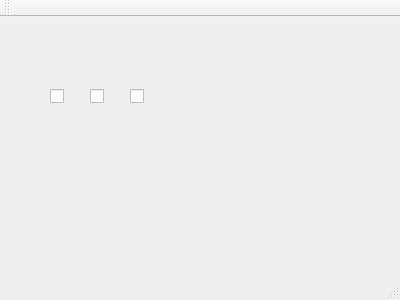
w-029/Qt_QButtonGroup, file mainwindow.ui: the form before one commit.
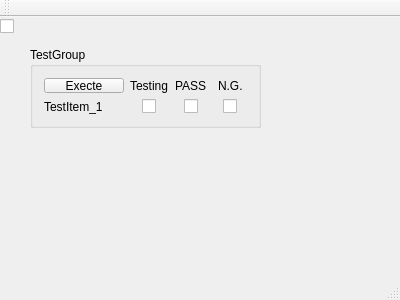
The form after the commit.

Commit message: GUI: start testing & set result

The edit to the form file:
```diff
--- a/mainwindow.ui
+++ b/mainwindow.ui
@@ -17,8 +17,8 @@
    <widget class="QCheckBox" name="checkBox">
     <property name="geometry">
      <rect>
-      <x>90</x>
-      <y>70</y>
+      <x>0</x>
+      <y>0</y>
       <width>16</width>
       <height>18</height>
      </rect>
@@ -27,31 +27,100 @@
      <string/>
     </property>
    </widget>
-   <widget class="QCheckBox" name="checkBox_1">
+   <widget class="QGroupBox" name="groupBox">
     <property name="geometry">
      <rect>
-      <x>130</x>
-      <y>70</y>
-      <width>16</width>
-      <height>18</height>
+      <x>30</x>
+      <y>30</y>
+      <width>231</width>
+      <height>81</height>
      </rect>
     </property>
-    <property name="text">
-     <string/>
+    <property name="sizePolicy">
+     <sizepolicy hsizetype="Maximum" vsizetype="Preferred">
+      <horstretch>0</horstretch>
+      <verstretch>0</verstretch>
+     </sizepolicy>
     </property>
-   </widget>
-   <widget class="QCheckBox" name="checkBox_0">
-    <property name="geometry">
-     <rect>
-      <x>50</x>
-      <y>70</y>
-      <width>16</width>
-      <height>18</height>
-     </rect>
+    <property name="title">
+     <string>TestGroup</string>
     </property>
-    <property name="text">
-     <string/>
-    </property>
+    <layout class="QGridLayout" name="gridLayout">
+     <item row="1" column="1" alignment="Qt::AlignHCenter">
+      <widget class="QCheckBox" name="cb_testing">
+       <property name="text">
+        <string/>
+       </property>
+      </widget>
+     </item>
+     <item row="0" column="1" alignment="Qt::AlignHCenter">
+      <widget class="QLabel" name="label">
+       <property name="sizePolicy">
+        <sizepolicy hsizetype="Minimum" vsizetype="Preferred">
+         <horstretch>0</horstretch>
+         <verstretch>0</verstretch>
+        </sizepolicy>
+       </property>
+       <property name="text">
+        <string>Testing</string>
+       </property>
+      </widget>
+     </item>
+     <item row="1" column="2" alignment="Qt::AlignHCenter">
+      <widget class="QCheckBox" name="cb_result_ok">
+       <property name="text">
+        <string/>
+       </property>
+      </widget>
+     </item>
+     <item row="1" column="3" alignment="Qt::AlignHCenter">
+      <widget class="QCheckBox" name="cb_result_ng">
+       <property name="text">
+        <string/>
+       </property>
+      </widget>
+     </item>
+     <item row="0" column="2" alignment="Qt::AlignHCenter">
+      <widget class="QLabel" name="label_2">
+       <property name="sizePolicy">
+        <sizepolicy hsizetype="Minimum" vsizetype="Preferred">
+         <horstretch>0</horstretch>
+         <verstretch>0</verstretch>
+        </sizepolicy>
+       </property>
+       <property name="text">
+        <string>PASS</string>
+       </property>
+      </widget>
+     </item>
+     <item row="0" column="3" alignment="Qt::AlignHCenter">
+      <widget class="QLabel" name="label_3">
+       <property name="sizePolicy">
+        <sizepolicy hsizetype="Minimum" vsizetype="Preferred">
+         <horstretch>0</horstretch>
+         <verstretch>0</verstretch>
+        </sizepolicy>
+       </property>
+       <property name="text">
+        <string>N.G.</string>
+       </property>
+      </widget>
+     </item>
+     <item row="1" column="0">
+      <widget class="QLabel" name="label_4">
+       <property name="text">
+        <string>TestItem_1</string>
+       </property>
+      </widget>
+     </item>
+     <item row="0" column="0" alignment="Qt::AlignHCenter">
+      <widget class="QPushButton" name="pb_test_exe">
+       <property name="text">
+        <string>Execte</string>
+       </property>
+      </widget>
+     </item>
+    </layout>
    </widget>
   </widget>
   <widget class="QMenuBar" name="menuBar">
```
Left out of the diff: 2 changed lines with no effect on the pictures. The commit also changes 2 other files.
